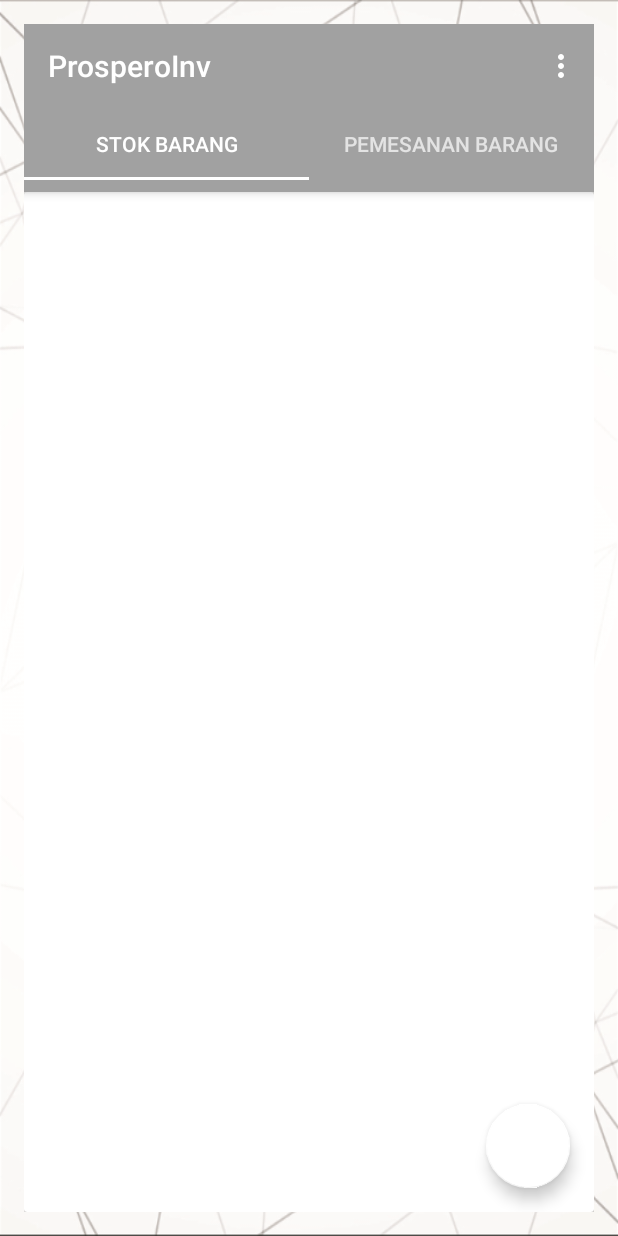
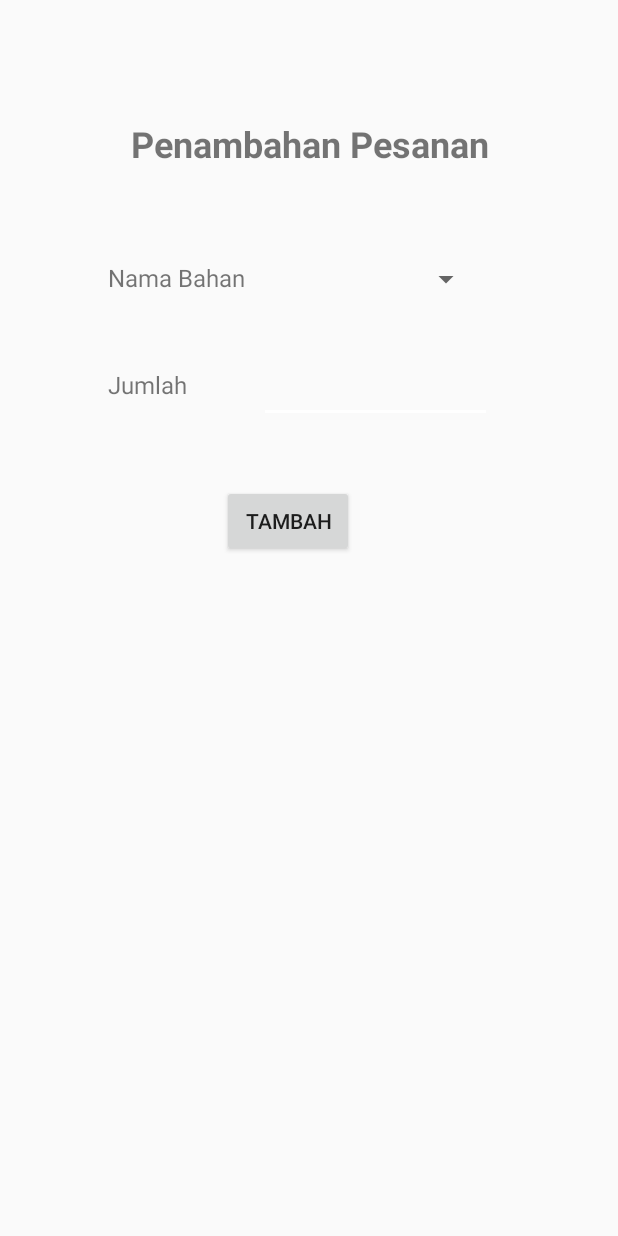
Before and after one commit to prosperoinv/MainProject, an Android app: the FragmentPengadaan1 screen opened directly, with no data from a screen before it, in the options menu, after a tap on "Tambah Pesanan", on a phone screen of 412 x 824 dp. Run offline under Robolectric (Android 15) with nearby library versions, the phone set to English and light mode, and no system bars; our stand-ins replace Firebase (no records; nobody signed in at launch, a user with empty details on screens opened directly).

Commit message:
Alex berkata, sudah bisa push data pemesanan yang mana telah disesuaikan dengan barang yang dimiliki. dan, recyclerview pemesanan sudah berjalan

```diff
--- a/app/src/main/AndroidManifest.xml
+++ b/app/src/main/AndroidManifest.xml
@@ -1,6 +1,7 @@
 <?xml version="1.0" encoding="utf-8"?>
 <manifest xmlns:android="http://schemas.android.com/apk/res/android"
     package="id.simplify.prosperoinv">
+
     <uses-permission android:name="android.permission.INTERNET" />
 
     <application
@@ -17,7 +18,7 @@
                 <category android:name="android.intent.category.LAUNCHER" />
             </intent-filter>
         </activity>
-        <activity android:name=".pengadaan.LaporanPengadaan" />
+        <activity android:name=".pengadaan.DetailBarang" />
         <activity android:name=".pengadaan.tbhbarangbaru" />
         <activity android:name=".Login" />
         <activity android:name=".pengadaan.Pengadaan3Activity" />
@@ -30,7 +31,8 @@
         <activity android:name=".penjualan.Penjualan1" />
         <activity android:name=".penjualan.Detail" />
         <activity android:name=".distribusi.Distribusi1" />
-        <activity android:name=".distribusi.D_adapter"></activity>
+        <activity android:name=".distribusi.D_adapter" />
+        <activity android:name=".pengadaan.TambahPesanan"></activity>
     </application>
 
 </manifest>
--- a/app/src/main/java/id/simplify/prosperoinv/dummy.java
+++ b/app/src/main/java/id/simplify/prosperoinv/dummy.java
@@ -10,9 +10,6 @@ import android.view.MenuItem;
 import android.view.View;
 
 import com.google.firebase.auth.FirebaseAuth;
-
-import id.simplify.prosperoinv.pengadaan.LaporanPengadaan;
-import id.simplify.prosperoinv.pengadaan.tbhbarangbaru;
 
 public class dummy extends AppCompatActivity {
     //Halo, linda su masuk
--- a/app/src/main/java/id/simplify/prosperoinv/model/User.java
+++ b/app/src/main/java/id/simplify/prosperoinv/model/User.java
@@ -9,8 +9,8 @@ public class User {
     String username;
     String email;
     Integer roles;
-    public User(String id, String s, String email, Integer roles){
 
+    public User(){
     }
     public User(String userId, String username, String email){
         this.userId=userId;
--- a/app/src/main/java/id/simplify/prosperoinv/pengadaan/LaporanPengadaan.java
+++ b/app/src/main/java/id/simplify/prosperoinv/pengadaan/DetailBarang.java
@@ -5,7 +5,7 @@ import android.os.Bundle;
 
 import id.simplify.prosperoinv.R;
 
-public class LaporanPengadaan extends AppCompatActivity {
+public class DetailBarang extends AppCompatActivity {
 
     @Override
     protected void onCreate(Bundle savedInstanceState) {
--- a/app/src/main/java/id/simplify/prosperoinv/pengadaan/FragmentPengadaan1.java
+++ b/app/src/main/java/id/simplify/prosperoinv/pengadaan/FragmentPengadaan1.java
@@ -1,37 +1,25 @@
 package id.simplify.prosperoinv.pengadaan;
 
 
-import android.content.Intent;
-import android.content.PeriodicSync;
 import android.os.Bundle;
-import android.os.Handler;
-import android.support.annotation.Nullable;
-import android.support.design.widget.FloatingActionButton;
 import android.support.v4.app.Fragment;
-import android.support.v7.widget.GridLayoutManager;
 import android.support.v7.widget.LinearLayoutManager;
 import android.support.v7.widget.RecyclerView;
 import android.view.LayoutInflater;
 import android.view.View;
 import android.view.ViewGroup;
-import android.widget.Toast;
 
-import com.google.firebase.auth.FirebaseAuth;
 import com.google.firebase.database.DataSnapshot;
 import com.google.firebase.database.DatabaseError;
 import com.google.firebase.database.DatabaseReference;
 import com.google.firebase.database.FirebaseDatabase;
-import com.google.firebase.database.Query;
 import com.google.firebase.database.ValueEventListener;
 
 import java.util.ArrayList;
-import java.util.LinkedList;
 import java.util.List;
 
 import id.simplify.prosperoinv.R;
 import id.simplify.prosperoinv.model.Bahan;
-import id.simplify.prosperoinv.pengadaan.StockRec;
-
 
 
 /**
@@ -40,11 +28,7 @@ import id.simplify.prosperoinv.pengadaan.StockRec;
 public class FragmentPengadaan1 extends Fragment {
     private List<Bahan> posts;
     RecyclerView recyclerView;
-    FirebaseDatabase db;
-    private ArrayList<Bahan> listPosts;
-    Query databaseFood;
     DatabaseReference databaseReference;
-    private id.simplify.prosperoinv.pengadaan.StockRec mAdapter;
     public FragmentPengadaan1() {
         // Required empty public constructor
     }
@@ -55,7 +39,6 @@ public class FragmentPengadaan1 extends Fragment {
         // Inflate the layout for this fragment
         View view = inflater.inflate(R.layout.tab_pengadaan1, container, false);
         databaseReference = FirebaseDatabase.getInstance().getReference("baseline-mentah");
-
         recyclerView = (RecyclerView) view.findViewById(R.id.receviewer);
         posts = new ArrayList<>();
         return view;
@@ -75,6 +58,7 @@ public class FragmentPengadaan1 extends Fragment {
                 }
                 recyclerView.setHasFixedSize(true);
                 recyclerView.setLayoutManager(new LinearLayoutManager(getActivity()));
+                //Bagian yang memasukkan get data ke adapter sehingga masuk recyclerview
                 PostAdapter postList = new PostAdapter(getContext(), posts);
                 recyclerView.setAdapter(postList);
             }
--- a/app/src/main/java/id/simplify/prosperoinv/pengadaan/FragmentPengadaan2.java
+++ b/app/src/main/java/id/simplify/prosperoinv/pengadaan/FragmentPengadaan2.java
@@ -8,29 +8,31 @@ import android.support.v7.widget.RecyclerView;
 import android.view.LayoutInflater;
 import android.view.View;
 import android.view.ViewGroup;
-import android.widget.Button;
-import android.widget.ListAdapter;
 
-import java.util.LinkedList;
+import com.google.firebase.database.DataSnapshot;
+import com.google.firebase.database.DatabaseError;
+import com.google.firebase.database.DatabaseReference;
+import com.google.firebase.database.FirebaseDatabase;
+import com.google.firebase.database.ValueEventListener;
 
-import id.simplify.prosperoinv.pengadaan.PengadaanRec;
+import java.util.ArrayList;
+import java.util.List;
+
+import id.simplify.prosperoinv.model.Bahan;
 import id.simplify.prosperoinv.R;
 
 
 /**
  * A simple {@link Fragment} subclass.
  */
-public class FragmentPengadaan2 extends Fragment implements View.OnClickListener {
-    private final LinkedList<String> barang = new LinkedList<>();
-    private final LinkedList<String> vendor = new LinkedList<>();
-    private final LinkedList<String> jumlah = new LinkedList<>();
-
-    private RecyclerView mRecyclerView;
-    private id.simplify.prosperoinv.pengadaan.PengadaanRec mAdapter;
-
+public class FragmentPengadaan2 extends Fragment {
+    private List<Bahan> posts;
+    RecyclerView recyclerView;
+    DatabaseReference databaseReference;
     public FragmentPengadaan2() {
         // Required empty public constructor
     }
+
 
 
     @Override
@@ -38,43 +40,35 @@ public class FragmentPengadaan2 extends Fragment implements View.OnClickListener
                              Bundle savedInstanceState) {
         // Inflate the layout for this fragment
         View view = inflater.inflate(R.layout.tab_pengadaan2, container, false);
-        insertData();
-        RecyclerView recyclerView = (RecyclerView) view.findViewById(R.id.recviewer);
-        mAdapter = new PengadaanRec(getActivity(), barang, vendor, jumlah);
-        recyclerView.setAdapter(mAdapter);
-        RecyclerView.LayoutManager layoutManager = new LinearLayoutManager(getActivity());
-        recyclerView.setLayoutManager(layoutManager);
+        databaseReference = FirebaseDatabase.getInstance().getReference("pesanan");
 
+        recyclerView = (RecyclerView) view.findViewById(R.id.recviewer);
+        posts = new ArrayList<>();
         return view;
+    }
+    @Override
+    public void onStart() {
+        super.onStart();
+        databaseReference.addValueEventListener(new ValueEventListener() {
+            @Override
+            public void onDataChange(DataSnapshot dataSnapshot) {
+                posts.clear();
 
-    }
+                for (DataSnapshot postSnapshot : dataSnapshot.getChildren()) {
+                    Bahan post = postSnapshot.getValue(Bahan.class);
+                    posts.add(post);
+                }
+                recyclerView.setHasFixedSize(true);
+                recyclerView.setLayoutManager(new LinearLayoutManager(getActivity()));
+                //Bagian yang memasukkan get data ke adapter sehingga masuk recyclerview
+                PostAdapter postList = new PostAdapter(getContext(), posts);
+                recyclerView.setAdapter(postList);
+            }
 
-    private void insertData() {
-        for (int i = 0; i < 1; i++) {//pengulangan untuk menghasilkan data yang banyak
-            barang.add("Kulit"); //untuk menambah merk minuman
-            barang.add("Sol");
-            barang.add("Alas");
-            barang.add("Cat");
-            barang.add("Bahan");
+            @Override
+            public void onCancelled(DatabaseError databaseError) {
 
-
-            vendor.add("A"); //untuk menambah deskripsi
-            vendor.add("B");
-            vendor.add("C");
-            vendor.add("D");
-            vendor.add("E");
-
-            jumlah.add("10"); //untuk menambahkan foto
-            jumlah.add("20");
-            jumlah.add("30");
-            jumlah.add("40");
-            jumlah.add("50");
-
-        }
-    }
-
-    @Override
-    public void onClick(View view) {
-
+            }
+        });
     }
 }
--- a/app/src/main/java/id/simplify/prosperoinv/pengadaan/Pengadaan3Activity.java
+++ b/app/src/main/java/id/simplify/prosperoinv/pengadaan/Pengadaan3Activity.java
@@ -9,7 +9,6 @@ import android.support.v7.app.AppCompatActivity;
 import android.support.v7.widget.Toolbar;
 import android.view.Menu;
 import android.view.MenuItem;
-import android.view.View;
 import android.widget.Toast;
 
 import com.google.firebase.auth.FirebaseAuth;
@@ -17,7 +16,6 @@ import com.google.firebase.auth.FirebaseUser;
 
 import id.simplify.prosperoinv.Login;
 import id.simplify.prosperoinv.R;
-import id.simplify.prosperoinv.pengadaan.LaporanPengadaan;
 
 
 public class Pengadaan3Activity extends AppCompatActivity {
@@ -75,7 +73,7 @@ public class Pengadaan3Activity extends AppCompatActivity {
         int id = item.getItemId();
         if (id == R.id.action_settings) {
             //Berpindah laman ke laporan
-            Intent intent = new Intent(this, LaporanPengadaan.class);
+            Intent intent = new Intent(this, DetailBarang.class);
             startActivity(intent);
             return true;
         } else if (id == R.id.logout) {
@@ -90,6 +88,8 @@ public class Pengadaan3Activity extends AppCompatActivity {
             Intent b = new Intent(this, tbhbarangbaru.class);
             startActivity(b);
         } else if (id == R.id.tambahpesanan) {
+            Intent c = new Intent(this,TambahPesanan.class);
+            startActivity(c);
 
         }
         return super.onOptionsItemSelected(item);
--- a/app/src/main/java/id/simplify/prosperoinv/pengadaan/PengadaanRec.java
+++ /dev/null
@@ -1,86 +0,0 @@
-package id.simplify.prosperoinv.pengadaan;
-
-import android.content.Context;
-import android.support.v7.widget.RecyclerView;
-import android.view.LayoutInflater;
-import android.view.View;
-import android.view.ViewGroup;
-import android.widget.LinearLayout;
-import android.widget.TextView;
-
-import java.util.LinkedList;
-
-import id.simplify.prosperoinv.R;
-
-/**
- * Created by Haikal on 3/24/2018.
- */
-
-public class PengadaanRec extends RecyclerView.Adapter<PengadaanRec.MenuViewHolder> {
-    private final LinkedList<String> mbahanlist;
-    private final LinkedList<String> mvendorlist;
-    private final LinkedList<String> mjumlahlist;
-    private LayoutInflater mInflater;
-
-    public PengadaanRec(Context context, LinkedList<String> a, LinkedList<String> b, LinkedList<String> c) {
-        mInflater = LayoutInflater.from(context);
-        this.mbahanlist = a; //constructor untuk menerima variable
-        this.mvendorlist = b;
-        this.mjumlahlist = c;
-    }
-
-    @Override
-    public MenuViewHolder onCreateViewHolder(ViewGroup parent, int viewType) {
-        View mItemView = mInflater.inflate(R.layout.recycle_view_temp, parent, false);
-        return new MenuViewHolder(mItemView, this);
-    }
-
-    @Override
-    public void onBindViewHolder(MenuViewHolder holder, int position) {
-        String mCurrentbahan = mbahanlist.get(position);
-        String mCurrentvendor = mvendorlist.get(position);
-        String mCurrentjumlah = mjumlahlist.get(position); //memasukkan nilai ke variabel
-        holder.bahanItemView.setText(mCurrentbahan);
-        holder.vendorItemView.setText(mCurrentvendor);
-        holder.jmlItemView.setText(mCurrentjumlah);
-    }
-
-    @Override
-    public int getItemCount() {
-        return mbahanlist.size();
-    }
-
-    class MenuViewHolder extends RecyclerView.ViewHolder implements View.OnClickListener {
-        public final TextView bahanItemView;
-        public final TextView vendorItemView;
-        public final TextView jmlItemView;
-        public final LinearLayout linearLayout;
-
-        final PengadaanRec mAdapter;
-
-        public MenuViewHolder(final View itemView, PengadaanRec adapter) {
-            super(itemView);
-            bahanItemView = (TextView) itemView.findViewById(R.id.bahan);
-            vendorItemView = (TextView) itemView.findViewById(R.id.vendor);
-            jmlItemView = (TextView) itemView.findViewById(R.id.jumlah);
-            linearLayout = (LinearLayout) itemView.findViewById(R.id.cabskut);
-            linearLayout.setOnClickListener(new View.OnClickListener() {
-                @Override
-                public void onClick(View view) {
-                    // Get the position of the item that was clicked.
-                    int mPosition = getLayoutPosition();
-                    // Use that to access the affected item in mWordList.
-                    String namaa = mbahanlist.get(mPosition);
-                    String deski = mvendorlist.get(mPosition);
-                    String photo = mjumlahlist.get(mPosition);
-                }
-            });
-            this.mAdapter = adapter;
-        }
-
-        @Override
-        public void onClick(View view) {
-
-        }
-    }
-}
--- /dev/null
+++ b/app/src/main/java/id/simplify/prosperoinv/pengadaan/TambahPesanan.java
@@ -0,0 +1,112 @@
+package id.simplify.prosperoinv.pengadaan;
+
+import android.provider.ContactsContract;
+import android.support.v7.app.AppCompatActivity;
+import android.os.Bundle;
+import android.view.View;
+import android.widget.AdapterView;
+import android.widget.ArrayAdapter;
+import android.widget.EditText;
+import android.widget.Spinner;
+import android.widget.TextView;
+
+import com.google.firebase.auth.FirebaseAuth;
+import com.google.firebase.auth.FirebaseUser;
+import com.google.firebase.database.ChildEventListener;
+import com.google.firebase.database.DataSnapshot;
+import com.google.firebase.database.DatabaseError;
+import com.google.firebase.database.DatabaseReference;
+import com.google.firebase.database.FirebaseDatabase;
+import com.google.firebase.database.Query;
+import com.google.firebase.database.ValueEventListener;
+
+import java.util.ArrayList;
+
+import id.simplify.prosperoinv.R;
+import id.simplify.prosperoinv.model.Bahan;
+import id.simplify.prosperoinv.model.User;
+
+public class TambahPesanan extends AppCompatActivity {
+    Spinner a;
+    EditText jml;
+    FirebaseDatabase database;
+    DatabaseReference inputkeun,inputkeun2,user;
+    String uiduser,namauser;
+    FirebaseUser ujicoba;
+    @Override
+    protected void onCreate(Bundle savedInstanceState) {
+        super.onCreate(savedInstanceState);
+        setContentView(R.layout.activity_tambah_pesanan);
+        a = (Spinner) findViewById(R.id.spinner);
+        jml = (EditText) findViewById(R.id.editText4);
+        ujicoba = FirebaseAuth.getInstance().getCurrentUser();
+        uiduser = ujicoba.getUid();
+        inputkeun = database.getInstance().getReference("baseline-mentah");
+        inputkeun2 = database.getInstance().getReference("pesanan");
+        user = database.getInstance().getReference();
+        dataforspinner();
+        dataforuser();
+
+    }
+
+    @Override
+    protected void onStart() {
+        super.onStart();
+    }
+
+    private void dataforuser() {
+        Query query = user.child("user").orderByChild("userId").equalTo(uiduser);
+        query.addValueEventListener(new ValueEventListener() {
+            @Override
+            public void onDataChange(DataSnapshot dataSnapshot) {
+                if (dataSnapshot.exists()){
+                    User user = dataSnapshot.getValue(User.class);
+                    namauser = user.getUsername();
+                }
+            }
+
+            @Override
+            public void onCancelled(DatabaseError databaseError) {
+            }
+        });
+    }
+
+    private void dataforspinner() {
+        inputkeun.addValueEventListener(new ValueEventListener() {
+            @Override
+            public void onDataChange(DataSnapshot dataSnapshot) {
+                ArrayList<String> list = new ArrayList<>();
+                for (DataSnapshot dataSnapshot1 : dataSnapshot.getChildren()){
+                    Bahan bahanpesan = dataSnapshot1.getValue(Bahan.class);
+                    list.add(bahanpesan.getNamabarang().toString());
+                }
+                showdatainspinner(list);
+            }
+            @Override
+            public void onCancelled(DatabaseError databaseError) {
+
+            }
+        });
+    }
+
+    private void showdatainspinner(ArrayList<String> data) {
+        ArrayAdapter<String> adapter = new ArrayAdapter<>(
+                this, android.R.layout.simple_spinner_item, data);
+        adapter.setDropDownViewResource(android.R.layout.simple_spinner_dropdown_item);
+        a.setAdapter(adapter);
+    }
+
+
+
+    public void tambahpesan(View view) {
+        if(a != null && a.getSelectedItem() !=null ) {
+           String pesanan = (String)a.getSelectedItem();
+           String jumlah = jml.getText().toString();
+           Bahan pesan = new Bahan(pesanan,null,jumlah,null,namauser);
+           inputkeun2.child(pesanan).setValue(pesan);
+           TambahPesanan.this.finish();
+        } else  {
+
+        }
+    }
+}
--- a/app/src/main/res/layout/activity_laporan_pengadaan.xml
+++ b/app/src/main/res/layout/activity_laporan_pengadaan.xml
@@ -5,6 +5,6 @@
     android:layout_width="match_parent"
     android:layout_height="match_parent"
     android:background="@mipmap/backgr"
-    tools:context="id.simplify.prosperoinv.pengadaan.LaporanPengadaan">
+    tools:context="id.simplify.prosperoinv.pengadaan.DetailBarang">
 
 </android.support.constraint.ConstraintLayout>
--- /dev/null
+++ b/app/src/main/res/layout/activity_tambah_pesanan.xml
@@ -0,0 +1,83 @@
+<?xml version="1.0" encoding="utf-8"?>
+<android.support.constraint.ConstraintLayout xmlns:android="http://schemas.android.com/apk/res/android"
+    xmlns:app="http://schemas.android.com/apk/res-auto"
+    xmlns:tools="http://schemas.android.com/tools"
+    android:layout_width="match_parent"
+    android:layout_height="match_parent"
+    tools:context=".pengadaan.TambahPesanan">
+
+    <TextView
+        android:id="@+id/textView14"
+        android:layout_width="wrap_content"
+        android:layout_height="wrap_content"
+        android:layout_marginEnd="71dp"
+        android:layout_marginLeft="72dp"
+        android:layout_marginRight="71dp"
+        android:layout_marginStart="72dp"
+        android:layout_marginTop="79dp"
+        android:text="Penambahan Pesanan"
+        android:textSize="24dp"
+        android:textStyle="bold"
+        app:layout_constraintEnd_toEndOf="parent"
+        app:layout_constraintStart_toStartOf="parent"
+        app:layout_constraintTop_toTopOf="parent" />
+
+    <TextView
+        android:id="@+id/textView15"
+        android:layout_width="wrap_content"
+        android:layout_height="wrap_content"
+        android:layout_marginLeft="72dp"
+        android:layout_marginStart="72dp"
+        android:layout_marginTop="62dp"
+        android:text="Nama Bahan"
+        android:textSize="16dp"
+        app:layout_constraintStart_toStartOf="parent"
+        app:layout_constraintTop_toBottomOf="@+id/textView14" />
+
+    <TextView
+        android:id="@+id/textView17"
+        android:layout_width="wrap_content"
+        android:layout_height="24dp"
+        android:layout_marginLeft="72dp"
+        android:layout_marginStart="72dp"
+        android:layout_marginTop="49dp"
+        android:text="Jumlah"
+        android:textSize="16dp"
+        app:layout_constraintStart_toStartOf="parent"
+        app:layout_constraintTop_toBottomOf="@+id/textView15" />
+
+    <Spinner
+        android:id="@+id/spinner"
+        android:layout_width="150dp"
+        android:layout_height="wrap_content"
+        android:layout_marginLeft="8dp"
+        android:layout_marginStart="8dp"
+        android:layout_marginTop="62dp"
+        app:layout_constraintStart_toEndOf="@+id/textView15"
+        app:layout_constraintTop_toBottomOf="@+id/textView14" />
+
+    <EditText
+        android:id="@+id/editText4"
+        android:layout_width="155dp"
+        android:layout_height="36dp"
+        android:layout_marginLeft="48dp"
+        android:layout_marginStart="48dp"
+        android:layout_marginTop="48dp"
+        android:ems="1"
+        android:inputType="textPersonName"
+        android:textSize="14dp"
+        app:layout_constraintStart_toEndOf="@+id/textView17"
+        app:layout_constraintTop_toBottomOf="@+id/spinner" />
+
+    <Button
+        android:id="@+id/buttonaddpesan"
+        android:layout_width="wrap_content"
+        android:layout_height="wrap_content"
+        android:layout_marginLeft="148dp"
+        android:layout_marginStart="148dp"
+        android:layout_marginTop="41dp"
+        android:text="Tambah"
+        android:onClick="tambahpesan"
+        app:layout_constraintStart_toStartOf="parent"
+        app:layout_constraintTop_toBottomOf="@+id/editText4" />
+</android.support.constraint.ConstraintLayout>
```
Also changed, not shown: app/src/main/java/id/simplify/prosperoinv/pengadaan/FirebaseAdapter.java (deleted, +0 -49 lines), app/src/main/java/id/simplify/prosperoinv/pengadaan/FirebaseRecyclerAdapter.java (deleted, +0 -120 lines), app/src/main/java/id/simplify/prosperoinv/pengadaan/PostAdapter.java (+3 -4 lines), app/src/main/java/id/simplify/prosperoinv/pengadaan/StockRec.java (deleted, +0 -87 lines).
